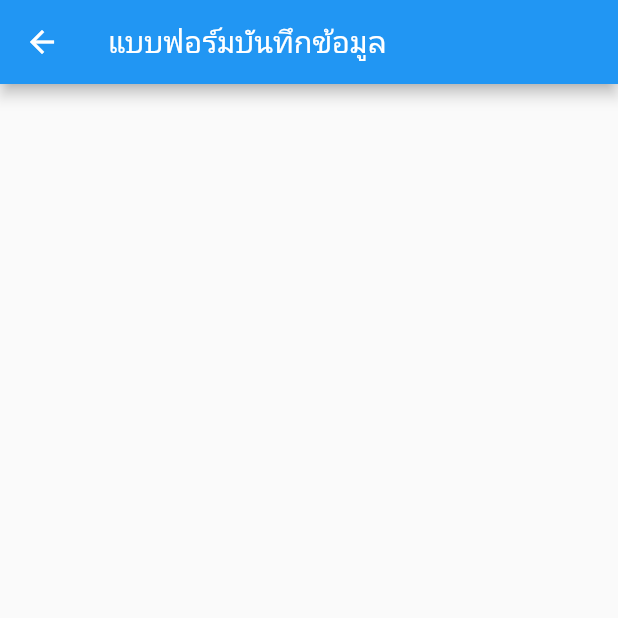
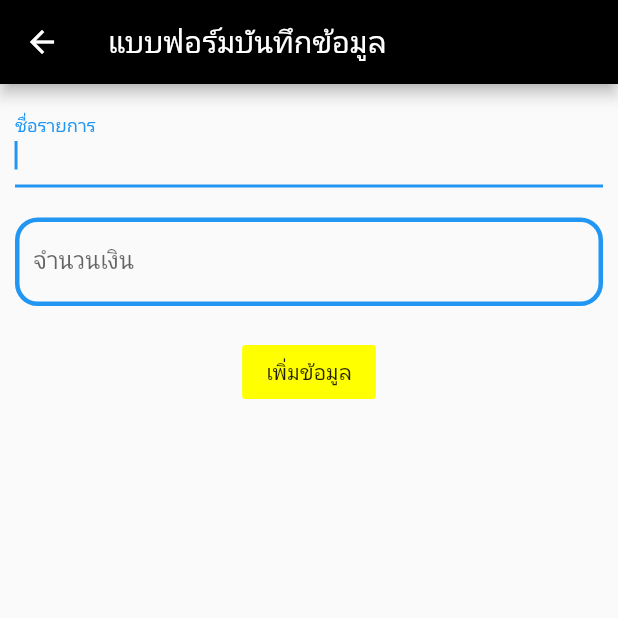
Before and after one commit to tennaja/Lab2, a Flutter app: the screen it shows after launch, after a tap on the "settings" icon, on a phone screen of 412 x 824 dp, the top half of it. Run offline on Flutter 3.47's test engine with Material 2 defaults, Android fonts, the phone set to English and light mode, and no system bars.

Commit message:
creat form

```diff
--- a/flut_and_database/lib/main.dart
+++ b/flut_and_database/lib/main.dart
@@ -39,6 +39,7 @@
 
     return Scaffold(
       appBar: AppBar(
+         backgroundColor: Colors.black,
         title: Text(widget.title),
         actions: <Widget>[
     IconButton(
--- a/flut_and_database/lib/screen/form-screen.dart
+++ b/flut_and_database/lib/screen/form-screen.dart
@@ -6,13 +6,57 @@ class FormScreen extends StatelessWidget {
   @override
   Widget build(BuildContext context) {
     return Scaffold(
-      appBar: AppBar(
-        title: Text("แบบฟอร์มบันทึกข้อมูล"),
+        appBar: AppBar(
+          backgroundColor: Colors.black,
+          title: Text("แบบฟอร์มบันทึกข้อมูล"),
+        ),
 
-      ),
-      body: Container(
+        body: Padding(
+          padding: const EdgeInsets.all(10.0),
+          child: Form(
+            child: Column(
+              crossAxisAlignment: CrossAxisAlignment.center,
+              children: [
+                TextFormField(
+                  decoration: new InputDecoration(
+                    fillColor:  Colors.grey,
+                    focusColor: Colors.grey,
+                    labelText: "ชื่อรายการ",
+                    enabledBorder: OutlineInputBorder(
+                   borderSide: const BorderSide(width: 3, color: Colors.blue),
+                  borderRadius: BorderRadius.circular(15),),
+                ),
+                autofocus: true,
+            ),
+            SizedBox(
+              height: 20,
+            ),
+            TextFormField(
+                  decoration: new InputDecoration(
+                    fillColor:  Colors.grey,
+                    focusColor: Colors.grey,
+                    labelText: "จำนวนเงิน",
+                    enabledBorder: OutlineInputBorder(
+                   borderSide: const BorderSide(width: 3, color: Colors.blue),
+                  borderRadius: BorderRadius.circular(15),),
+                ),
+                keyboardType: TextInputType.number,
+            ),
 
-      )
-);
+                SizedBox(
+                  height : 20
+
+                ),
+                FlatButton(
+                  child: Text("เพิ่มข้อมูล"),
+                  color: Colors.yellowAccent,
+                  onPressed: (){
+                    Navigator.pop(context);
+                  },
+                  )
+              ],
+            ),
+          ),
+        ));
   }
 }
```
